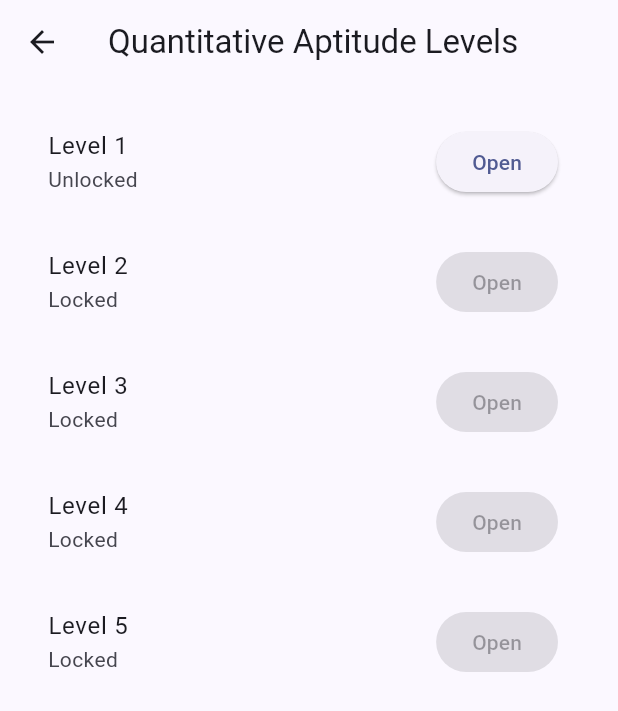
After one commit to akhil3004/code-quest, a Flutter app: the AptitudeCategoriesScreen screen opened by its route, after a tap on "Quantitative Aptitude", on a phone screen of 412 x 824 dp. The commit adds this screen. Shown: the top 711 px of the screen. Run offline on Flutter 3.47's test engine with Material 3 defaults, Android fonts, the phone set to English and light mode, and no system bars; our stand-ins replace cloud_firestore, firebase_auth, firebase_core; missing offline and left inert: pdfx; accounts and stored records are empty.

Commit message:
added aptitude levels

```diff
--- a/lib/main.dart
+++ b/lib/main.dart
@@ -17,6 +17,9 @@ import 'screens/mcq_levels_screen.dart';
 import 'screens/mcq_questions_screen.dart';
 import 'screens/interview_pdfs_screen.dart';
 import 'screens/aptitude_screen.dart';
+import 'screens/aptitude_categories_screen.dart';
+import 'screens/aptitude_levels_screen.dart';
+import 'screens/aptitude_questions_screen.dart';
 import 'services/auth_service.dart';
 import 'services/xp_service.dart';
 
@@ -59,6 +62,9 @@ class CodeQuestApp extends StatelessWidget {
           '/interview': (_) => const InterviewScreen(),
           '/interviewPdfs': (_) => const InterviewPdfsScreen(),
           '/aptitude': (_) => const AptitudeScreen(),
+          '/aptitudeCategories': (_) => const AptitudeCategoriesScreen(),
+          '/aptitudeLevels': (_) => const AptitudeLevelsScreen(),
+          '/aptitudeQuestions': (_) => const AptitudeQuestionsScreen(),
           '/debug': (_) => const DebugScreen(),
           '/debugCategories': (_) => const DebugCategoriesScreen(),
           '/leaderboard': (_) => const LeaderboardScreen(),
--- /dev/null
+++ b/lib/screens/aptitude_categories_screen.dart
@@ -0,0 +1,32 @@
+import 'package:flutter/material.dart';
+
+class AptitudeCategoriesScreen extends StatelessWidget {
+  const AptitudeCategoriesScreen({super.key});
+
+  List<Map<String, String>> get categories => const [
+        {'id': 'quantitative', 'name': 'Quantitative Aptitude'},
+        {'id': 'logical', 'name': 'Logical Reasoning'},
+        {'id': 'verbal', 'name': 'Verbal Ability'},
+      ];
+
+  @override
+  Widget build(BuildContext context) {
+    return Scaffold(
+      appBar: AppBar(title: const Text('Aptitude Categories')),
+      body: Padding(
+        padding: const EdgeInsets.all(16.0),
+        child: GridView.count(
+          crossAxisCount: 2,
+          mainAxisSpacing: 12,
+          crossAxisSpacing: 12,
+          children: categories
+              .map((c) => ElevatedButton(
+                    onPressed: () => Navigator.pushNamed(context, '/aptitudeLevels', arguments: c),
+                    child: Text(c['name']!, textAlign: TextAlign.center),
+                  ))
+              .toList(),
+        ),
+      ),
+    );
+  }
+}
--- /dev/null
+++ b/lib/screens/aptitude_levels_screen.dart
@@ -0,0 +1,70 @@
+import 'package:flutter/material.dart';
+import '../services/aptitude_progress_service.dart';
+
+class AptitudeLevelsScreen extends StatefulWidget {
+  final Map<String, String>? category;
+  const AptitudeLevelsScreen({super.key, this.category});
+  @override
+  State<AptitudeLevelsScreen> createState() => _AptitudeLevelsScreenState();
+}
+
+class _AptitudeLevelsScreenState extends State<AptitudeLevelsScreen> {
+  final _service = AptitudeProgressService();
+  Map<int, bool> _status = {};
+  late String _categoryId;
+  late String _categoryName;
+
+  @override
+  void didChangeDependencies() {
+    super.didChangeDependencies();
+    final arg = ModalRoute.of(context)?.settings.arguments;
+    final cat = (arg is Map<String, String>) ? arg : widget.category;
+    if (cat != null) {
+      _categoryId = cat['id']!;
+      _categoryName = cat['name']!;
+      _load();
+    }
+  }
+
+  Future<void> _load() async {
+    final s = await _service.getStatus(_categoryId);
+    setState(() => _status = s);
+    if (!_status.containsKey(1)) {
+      await _service.unlockNext(_categoryId, 0);
+      final s2 = await _service.getStatus(_categoryId);
+      setState(() => _status = s2);
+    }
+  }
+
+  bool _isUnlocked(int level) {
+    if (level == 1) return true;
+    return (_status[level - 1] ?? false) || (_status[level] == false);
+  }
+
+  @override
+  Widget build(BuildContext context) {
+    return Scaffold(
+      appBar: AppBar(title: Text('$_categoryName Levels')),
+      body: ListView.separated(
+        padding: const EdgeInsets.all(16),
+        itemCount: 5,
+        separatorBuilder: (_, __) => const SizedBox(height: 8),
+        itemBuilder: (context, index) {
+          final level = index + 1;
+          final completed = _status[level] ?? false;
+          final unlocked = _isUnlocked(level);
+          return ListTile(
+            title: Text('Level $level'),
+            subtitle: Text(completed ? 'Completed' : unlocked ? 'Unlocked' : 'Locked'),
+            trailing: ElevatedButton(
+              onPressed: unlocked
+                  ? () => Navigator.pushNamed(context, '/aptitudeQuestions', arguments: {'category': _categoryId, 'level': level})
+                  : null,
+              child: const Text('Open'),
+            ),
+          );
+        },
+      ),
+    );
+  }
+}
--- a/lib/screens/home_screen.dart
+++ b/lib/screens/home_screen.dart
@@ -44,9 +44,8 @@ class _HomeScreenState extends State<HomeScreen> {
             XPProgressBar(xp: xpService.xp),
             const SizedBox(height: 24),
             ElevatedButton(onPressed: () => Navigator.pushNamed(context, '/mcqSubjects'), child: const Text('MCQ Subjects')),
-            ElevatedButton(onPressed: () => Navigator.pushNamed(context, '/interview'), child: const Text('Interview Q&A')),
             ElevatedButton(onPressed: () => Navigator.pushNamed(context, '/interviewPdfs'), child: const Text('Interview PDFs')),
-            ElevatedButton(onPressed: () => Navigator.pushNamed(context, '/aptitude'), child: const Text('Aptitude')),
+            ElevatedButton(onPressed: () => Navigator.pushNamed(context, '/aptitudeCategories'), child: const Text('Aptitude')),
             ElevatedButton(onPressed: () => Navigator.pushNamed(context, '/debug'), child: const Text('Debugging (Judge API)')),
             ElevatedButton(onPressed: () => Navigator.pushNamed(context, '/debugCategories'), child: const Text('Debug Categories')),
           ],
--- /dev/null
+++ b/lib/services/aptitude_progress_service.dart
@@ -0,0 +1,32 @@
+import 'package:cloud_firestore/cloud_firestore.dart';
+import 'package:firebase_auth/firebase_auth.dart';
+
+class AptitudeProgressService {
+  Future<Map<int, bool>> getStatus(String category) async {
+    final uid = FirebaseAuth.instance.currentUser?.uid;
+    if (uid == null) return {};
+    final doc = await FirebaseFirestore.instance.collection('users').doc(uid).collection('aptitude').doc(category).get();
+    final data = doc.data() ?? {};
+    final result = <int, bool>{};
+    for (final entry in data.entries) {
+      final lvl = int.tryParse(entry.key);
+      if (lvl != null) result[lvl] = (entry.value as bool?) ?? false;
+    }
+    return result;
+  }
+
+  Future<void> markComplete(String category, int level) async {
+    final uid = FirebaseAuth.instance.currentUser?.uid;
+    if (uid == null) return;
+    final ref = FirebaseFirestore.instance.collection('users').doc(uid).collection('aptitude').doc(category);
+    await ref.set({level.toString(): true}, SetOptions(merge: true));
+  }
+
+  Future<void> unlockNext(String category, int level) async {
+    final uid = FirebaseAuth.instance.currentUser?.uid;
+    if (uid == null) return;
+    final next = level + 1;
+    final ref = FirebaseFirestore.instance.collection('users').doc(uid).collection('aptitude').doc(category);
+    await ref.set({next.toString(): false}, SetOptions(merge: true));
+  }
+}
--- a/pubspec.yaml
+++ b/pubspec.yaml
@@ -37,6 +37,9 @@ flutter:
     - assets/data/mcq/oop/
     - assets/data/mcq/dsa/
     - assets/data/mcq/cd/
+    - assets/data/aptitude/quantitative/
+    - assets/data/aptitude/logical/
+    - assets/data/aptitude/verbal/
     - assets/interview_pdfs/sample.pdf
 
 dependency_overrides:
```
Also changed, not shown: assets/data/aptitude/logical/level1.json (added, +12 -0 lines), assets/data/aptitude/quantitative/level1.json (added, +12 -0 lines), assets/data/aptitude/verbal/level1.json (added, +12 -0 lines), lib/screens/aptitude_questions_screen.dart (added, +147 -0 lines).
